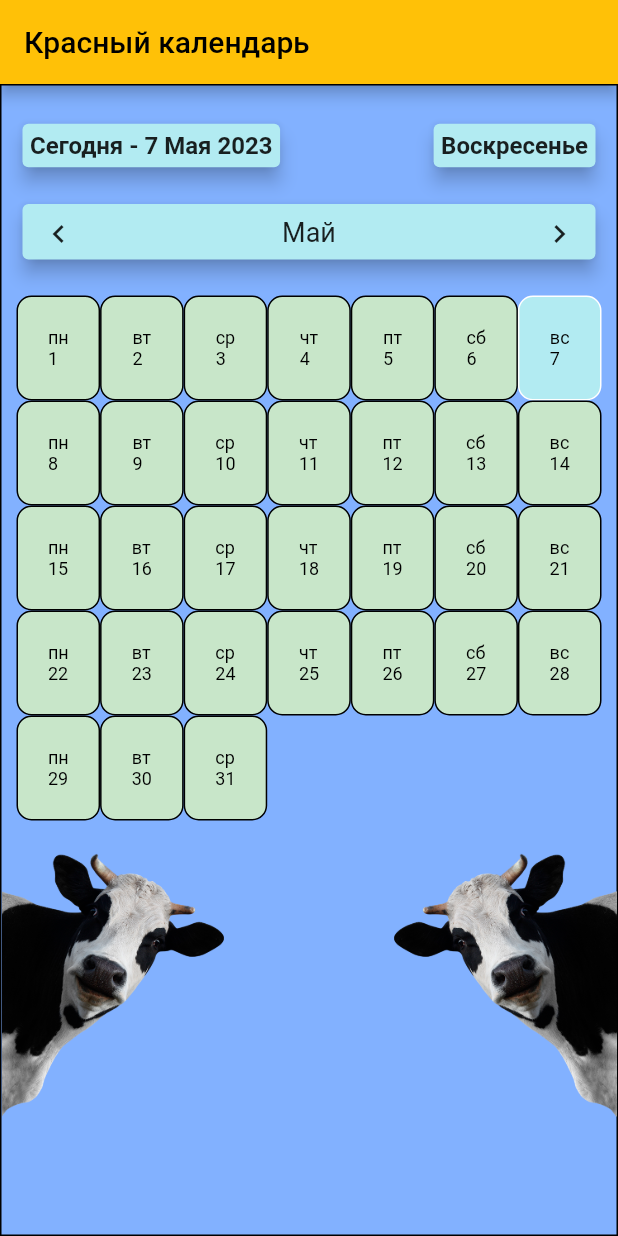
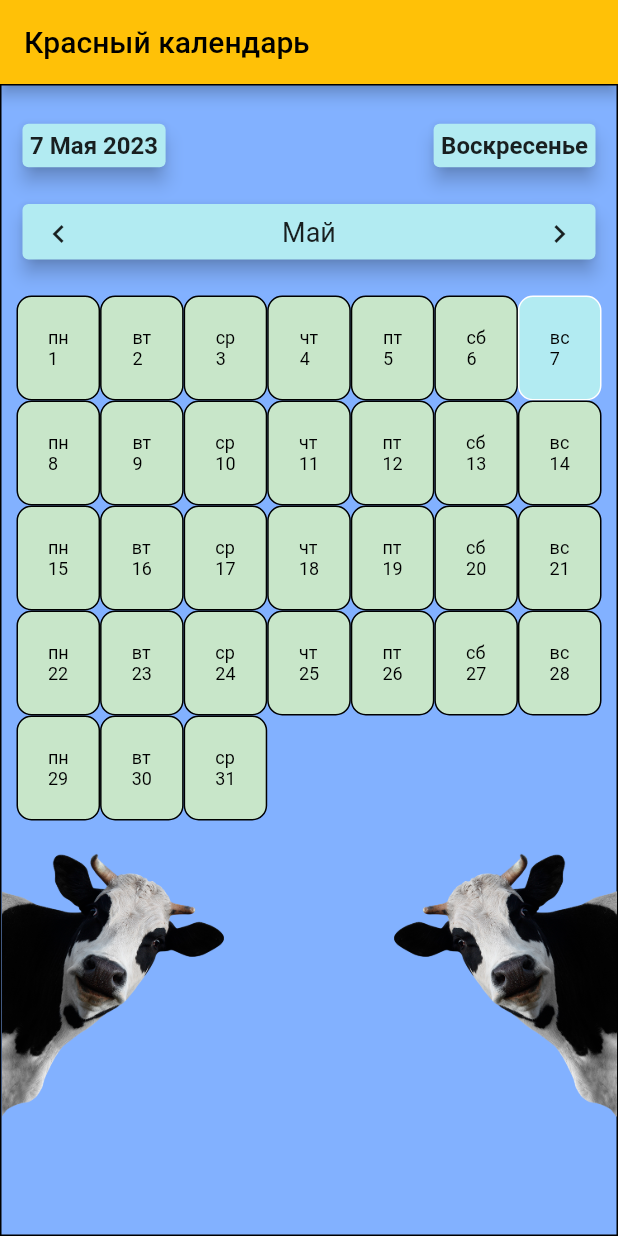
Before and after one commit to arturdesign1984/Days, a Flutter app: the screen it shows after launch, on a phone screen of 412 x 824 dp. Run offline on Flutter 3.47's test engine with Material 2 defaults, Android fonts, the phone set to English and light mode, and no system bars.

Commit message:
Подправлен текст, чтобы влезал на экран смартфона

```diff
--- a/lib/home_page.dart
+++ b/lib/home_page.dart
@@ -71,7 +71,6 @@ class HomePage extends StatelessWidget {
                         child: Container(
                           padding: const EdgeInsets.all(5.0),
                           child: Text(
-                            'Сегодня - '
                             '${DateTime.now().day.toString()} '
                             '${ruMonthsGenitive[DateTime.now().month - 1]} '
                             '${DateTime.now().year.toString()}',
```
